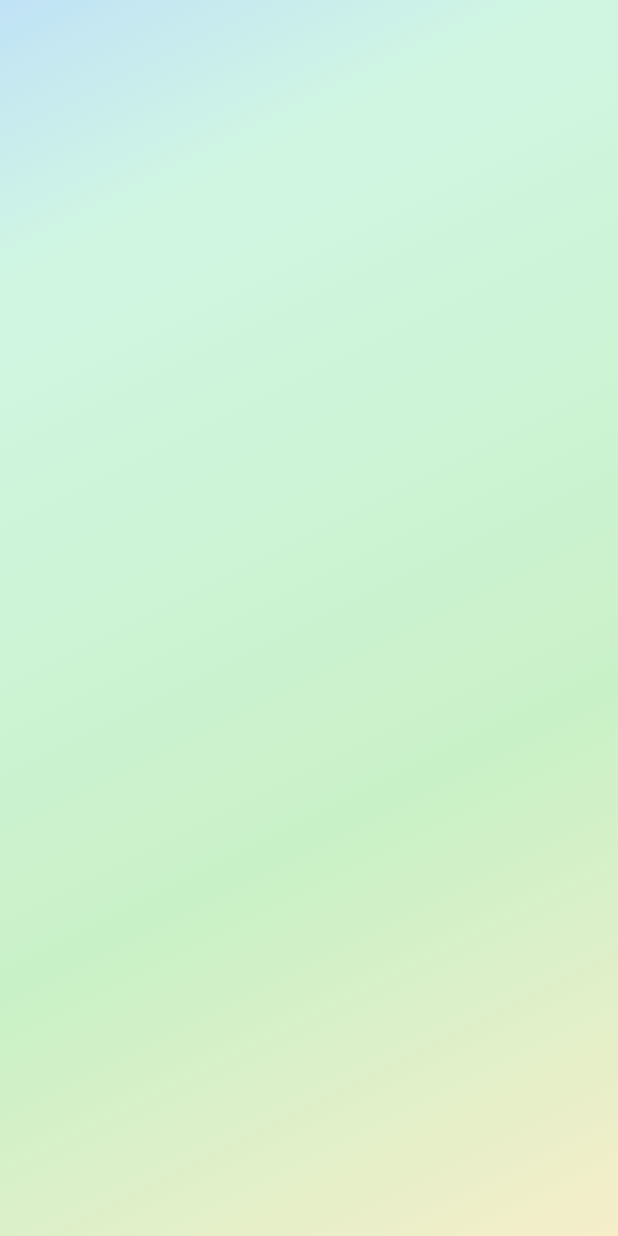
After one commit to esraaaldamiry1996/bsma_aap, a Flutter app: the LoginScreen screen opened directly, on a phone screen of 412 x 824 dp. The commit adds this screen. Run offline on Flutter 3.47's test engine with Material 3 defaults, Android fonts, the phone set to English and light mode, and no system bars.

Commit message:
تعديلات قبل السححب

```diff
--- /dev/null
+++ b/lib/login_screen.dart
@@ -0,0 +1,41 @@
+import 'package:flutter/material.dart';
+class LoginScreen extends StatefulWidget {
+  const LoginScreen({super.key});
+
+  @override
+  State<LoginScreen> createState() => _LoginScreenState();
+}
+
+class _LoginScreenState extends State<LoginScreen> {
+  @override
+  Widget build(BuildContext context) {
+    return Scaffold(
+      body:  Container(
+            width: double.infinity,
+        height: double.infinity,
+
+        decoration: const BoxDecoration(
+          gradient: LinearGradient(
+            begin: Alignment.topLeft,
+            end: Alignment.bottomRight,
+            colors: [
+              Color.fromARGB(255, 192, 226, 246),
+              Color.fromARGB(255, 208, 246, 227),
+              Color.fromARGB(255, 201, 241, 199),
+              Color.fromARGB(255, 245, 238, 201),
+            ],
+            stops: [0.0, 0.18, 0.65, 1.0],
+          ),
+        ),
+        child: Container(
+
+        ),
+
+       ),
+
+
+
+
+    );
+  }
+}
--- a/lib/main.dart
+++ b/lib/main.dart
@@ -1,6 +1,7 @@
 import 'package:flutter/material.dart';
 import 'package:flutter/services.dart';
 import 'welcome_screen.dart';
+import 'login_screen.dart';
 void main() {
   WidgetsFlutterBinding.ensureInitialized();
   SystemChrome.setPreferredOrientations([
--- a/lib/welcome_screen.dart
+++ b/lib/welcome_screen.dart
@@ -43,6 +43,7 @@ class _WelcomeScreenState extends State<WelcomeScreen> {
         ),
         child: Column(
           mainAxisAlignment: MainAxisAlignment.center,
+
           children: [
             TweenAnimationBuilder(
               tween: Tween<double>(begin: 0.0, end: 1.0),
@@ -99,7 +100,7 @@ class _WelcomeScreenState extends State<WelcomeScreen> {
                     borderRadius: BorderRadius.circular(30),
                     boxShadow: [
                       BoxShadow(
-                        color: Colors.black.withOpacity(0.1),
+                        color: Color(0xFFCFE9F7).withValues(alpha: 0.5),
                         blurRadius: 10,
                         offset: const Offset(0, 5),
                       ),
```
